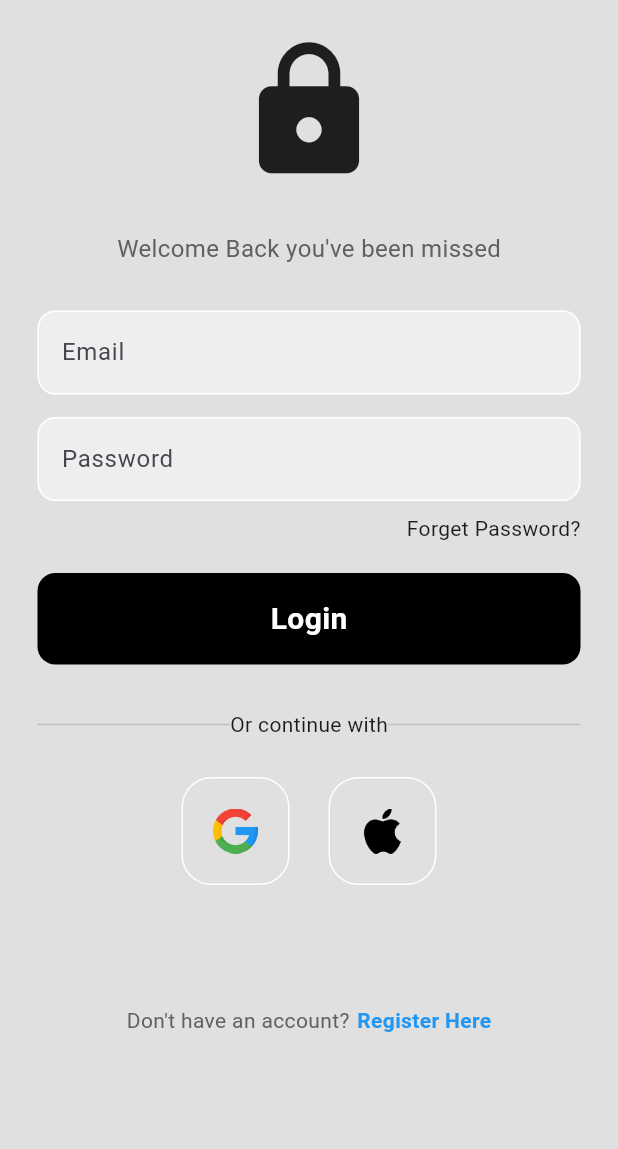
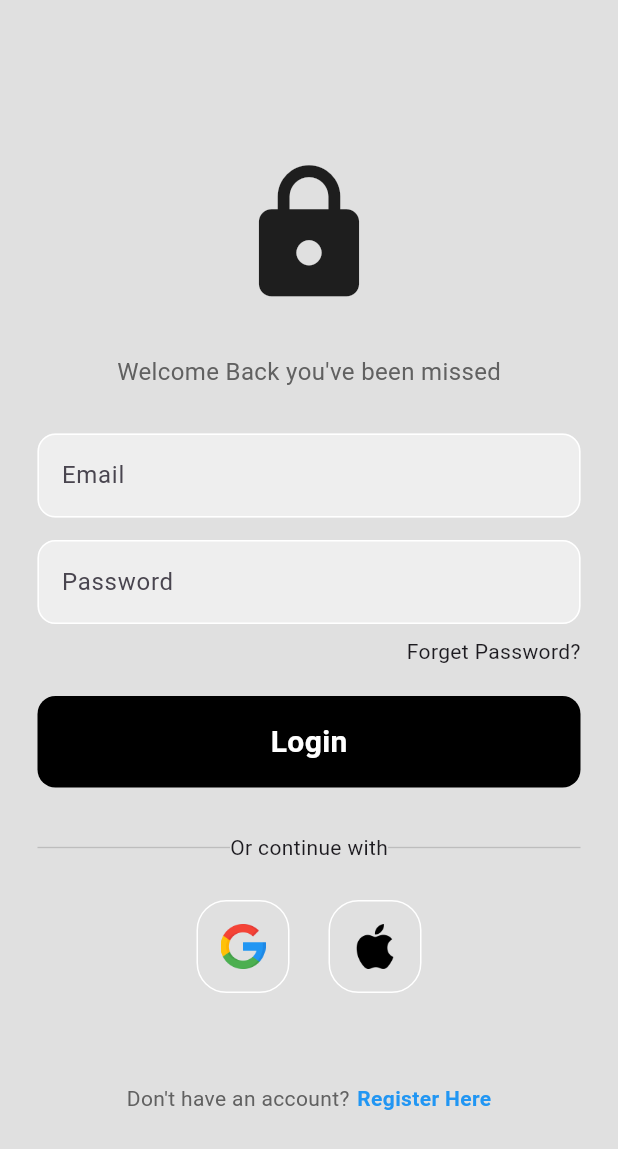
Before and after one commit to sheikhjunaid07/google-signin-auth-firebase, a Flutter app: the screen it shows after launch, on a phone screen of 412 x 824 dp. Shown: the top 1149 px of the screen. Run offline on Flutter 3.47's test engine with Material 3 defaults, Android fonts, the phone set to English and light mode, and no system bars; our stand-ins replace firebase_auth, firebase_core; accounts and stored records are empty.

Commit message:
refector code

```diff
--- a/lib/authenticate/auth_page.dart
+++ b/lib/authenticate/auth_page.dart
@@ -1,7 +1,7 @@
 import 'package:firebase_auth/firebase_auth.dart';
 import 'package:flutter/material.dart';
 import 'package:login_signup_auth/pages/home_page.dart';
-import 'package:login_signup_auth/pages/login_page.dart';
+import 'package:login_signup_auth/pages/login_or_register_page.dart';
 
 class AuthPage extends StatelessWidget {
   const AuthPage({super.key});
@@ -19,7 +19,7 @@ class AuthPage extends StatelessWidget {
                 return HomePage();
               } else {
                 //user is NOT logged in
-                return const LoginPage();
+                return const LoginOrRegisterPage();
               }
             }));
   }
--- a/lib/components/my_button.dart
+++ b/lib/components/my_button.dart
@@ -2,8 +2,9 @@ import 'package:flutter/material.dart';
 
 class MyButton extends StatelessWidget {
   final Function()? onTap;
+  final String text;
 
-  const MyButton({super.key, required this.onTap});
+  const MyButton({super.key, required this.onTap, required this.text});
 
   @override
   Widget build(BuildContext context) {
@@ -14,9 +15,9 @@ class MyButton extends StatelessWidget {
             margin: const EdgeInsets.symmetric(horizontal: 25),
             decoration: BoxDecoration(
                 color: Colors.black, borderRadius: BorderRadius.circular(12)),
-            child: const Center(
-                child: Text("Login",
-                    style: TextStyle(
+            child: Center(
+                child: Text(text,
+                    style: const TextStyle(
                         color: Colors.white,
                         fontSize: 20,
                         fontWeight: FontWeight.bold)))));
--- a/lib/components/my_text_field.dart
+++ b/lib/components/my_text_field.dart
@@ -4,11 +4,12 @@ class MyTextField extends StatelessWidget {
   final bool obsecureText;
   final controller;
   final String labelText;
-  const MyTextField(
-      {super.key,
-      required this.controller,
-      required this.obsecureText,
-      required this.labelText});
+  const MyTextField({
+    super.key,
+    required this.controller,
+    required this.obsecureText,
+    required this.labelText,
+  });
 
   @override
   Widget build(BuildContext context) {
--- a/lib/components/square_tile.dart
+++ b/lib/components/square_tile.dart
@@ -7,7 +7,7 @@ class SquareTile extends StatelessWidget {
   @override
   Widget build(BuildContext context) {
     return Container(
-        padding: EdgeInsets.all(20),
+        padding: const EdgeInsets.all(15),
         decoration: BoxDecoration(
             border: Border.all(color: Colors.white),
             borderRadius: BorderRadius.circular(20)),
--- a/lib/pages/login_page.dart
+++ b/lib/pages/login_page.dart
@@ -1,5 +1,6 @@
 import 'package:firebase_auth/firebase_auth.dart';
 import 'package:flutter/material.dart';
+import 'package:flutter/widgets.dart';
 import 'package:login_signup_auth/components/divider.dart';
 import 'package:login_signup_auth/components/my_button.dart';
 import 'package:login_signup_auth/components/my_text_field.dart';
@@ -7,7 +8,8 @@ import 'package:login_signup_auth/components/square_tile.dart';
 import 'package:login_signup_auth/pages/forget_password.dart';
 
 class LoginPage extends StatefulWidget {
-  const LoginPage({super.key});
+  final Function()? onTap;
+  const LoginPage({super.key, required this.onTap});
 
   @override
   State<LoginPage> createState() => _LoginPageState();
@@ -15,8 +17,19 @@ class LoginPage extends StatefulWidget {
 
 class _LoginPageState extends State<LoginPage> {
   final emailController = TextEditingController();
+  final passwordController = TextEditingController();
 
-  final passwordController = TextEditingController();
+  // show error messege to user as a dialog box
+  void showErrorMsg(String messege) {
+    showDialog(
+        context: context,
+        builder: (context) {
+          return AlertDialog(
+              backgroundColor: Colors.blueGrey,
+              title: Center(
+                  child: Text(messege, style: TextStyle(color: Colors.white))));
+        });
+  }
 
   //user sign in method
   void userSignIn() async {
@@ -26,7 +39,7 @@ class _LoginPageState extends State<LoginPage> {
           return const Center(child: CircularProgressIndicator());
         }));
 
-    //try login
+    //try to login
     try {
       await FirebaseAuth.instance.signInWithEmailAndPassword(
           email: emailController.text, password: passwordController.text);
@@ -36,32 +49,11 @@ class _LoginPageState extends State<LoginPage> {
     } on FirebaseAuthException catch (e) {
       //pop the dialog box
       Navigator.pop(context);
-      //wrong email
-      if (e.code == "user-not-found") {
-        wrongEmailMsg();
-      } else if (e.code == 'wrong-password') {
-        //wrong password
-        wrongPasswordMsg();
-      }
+      //show email , password error
+      showErrorMsg(e.code);
     }
-  }
 
-  //dialog box for wrong email
-  void wrongEmailMsg() {
-    showDialog(
-        context: context,
-        builder: (context) {
-          return const AlertDialog(title: Text("Incorrect Email!!"));
-        });
-  }
-
-  //dialog box for wrong password
-  void wrongPasswordMsg() {
-    showDialog(
-        context: context,
-        builder: (context) {
-          return const AlertDialog(title: Text("Incorrect Password!!"));
-        });
+    //dialog box for wrong email
   }
 
   @override
@@ -69,8 +61,8 @@ class _LoginPageState extends State<LoginPage> {
     return Scaffold(
       backgroundColor: Colors.grey[300],
       body: SafeArea(
-        child: SingleChildScrollView(
-          child: Center(
+        child: Center(
+          child: SingleChildScrollView(
             child: Column(
               children: [
                 const SizedBox(height: 24),
@@ -85,7 +77,6 @@ class _LoginPageState extends State<LoginPage> {
                         TextStyle(color: Colors.grey.shade700, fontSize: 16)),
 
                 const SizedBox(height: 30),
-
                 //email field
                 MyTextField(
                     obsecureText: false,
@@ -108,7 +99,7 @@ class _LoginPageState extends State<LoginPage> {
                 const SizedBox(height: 20),
 
                 //login button
-                MyButton(onTap: userSignIn),
+                MyButton(onTap: userSignIn, text: "Login",),
 
                 const SizedBox(height: 30),
 
@@ -129,7 +120,7 @@ class _LoginPageState extends State<LoginPage> {
                       SquareTile(imgPath: "assets/logo/apple.png"),
                     ]),
 
-                const SizedBox(height: 80),
+                const SizedBox(height: 60),
 
                 //don't have an account register yourself
                 Row(
@@ -138,9 +129,12 @@ class _LoginPageState extends State<LoginPage> {
                     Text("Don't have an account?",
                         style: TextStyle(color: Colors.grey.shade700)),
                     const SizedBox(width: 5),
-                    const Text("Register Here",
-                        style: TextStyle(
-                            fontWeight: FontWeight.bold, color: Colors.blue))
+                    GestureDetector(
+                      onTap: widget.onTap,
+                      child: const Text("Register Here",
+                          style: TextStyle(
+                              fontWeight: FontWeight.bold, color: Colors.blue)),
+                    )
                   ],
                 )
               ],
```
